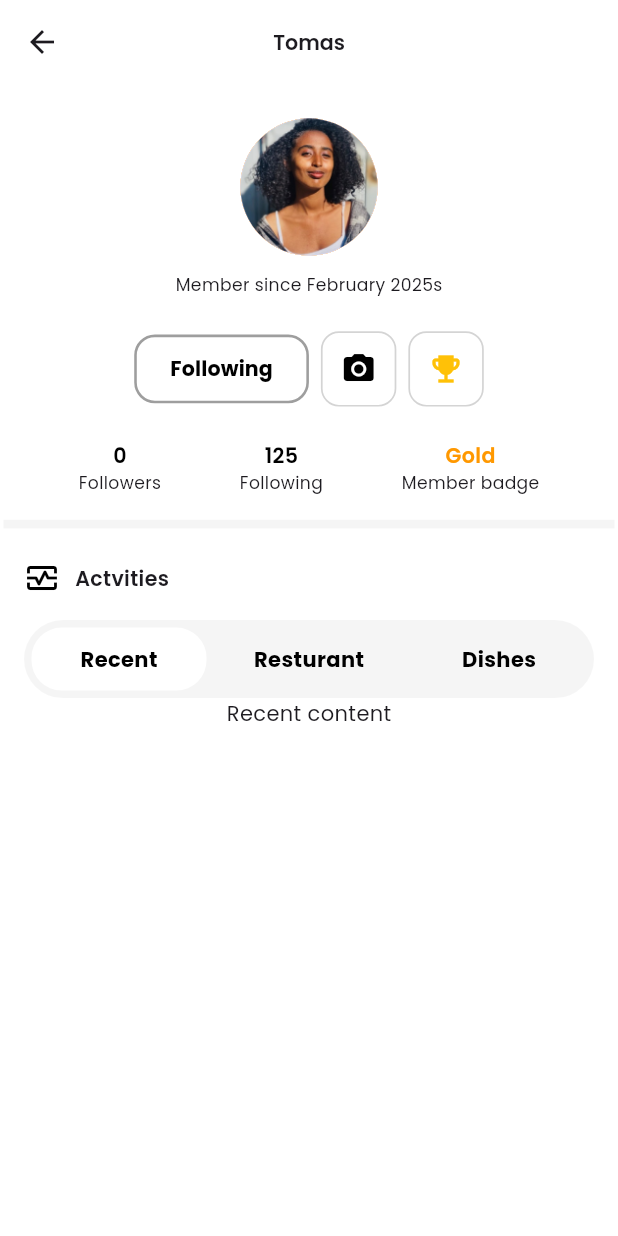
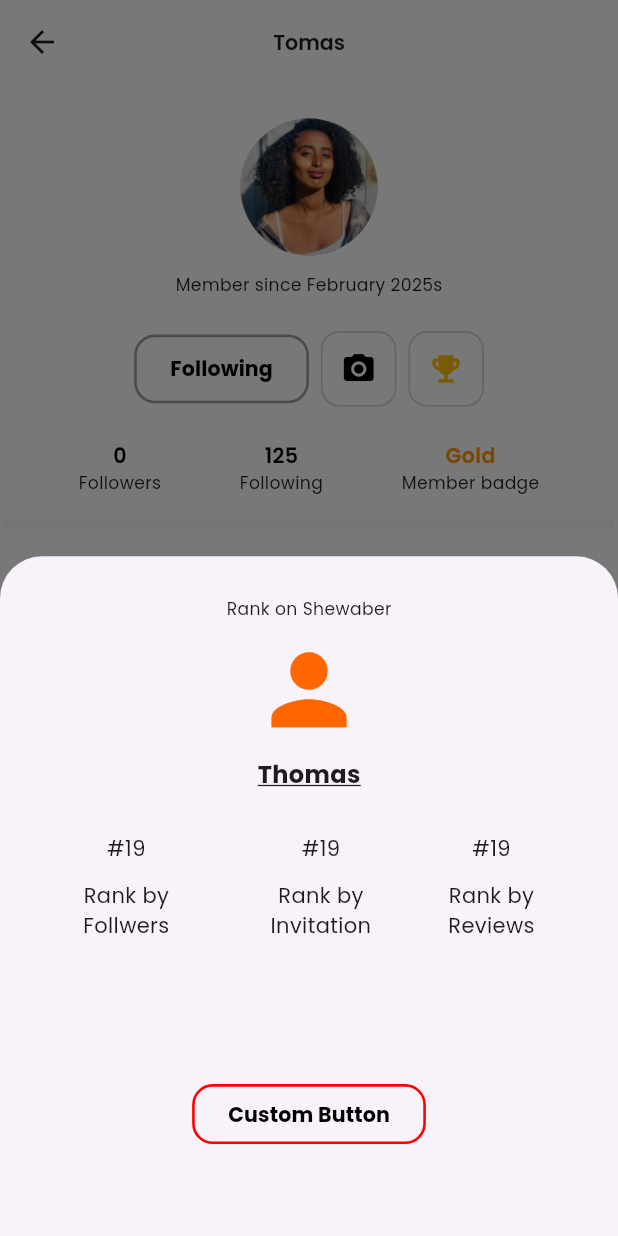
Before and after one commit to besufkad-ayele/flutter_test, a Flutter app: the Profile screen opened directly, after a tap on "Follow", on a phone screen of 412 x 824 dp. Run offline on Flutter 3.47's test engine with Material 3 defaults, Android fonts, the phone set to English and light mode, and no system bars; our stand-ins replace flutter_screenutil, gap, google_fonts.

Commit message:
bottom sheet navigation bar added

```diff
--- /dev/null
+++ b/lib/Feature/profile/bottomsheet_content.dart
@@ -0,0 +1,110 @@
+// ignore_for_file: prefer_const_constructors
+
+import 'package:chapter_one/Feature/onBoarding/WelcomePage.dart';
+import 'package:chapter_one/core/constant/constants.dart';
+import 'package:chapter_one/core/shared/buttons/follow_button.dart';
+import 'package:flutter/material.dart';
+import 'package:flutter_screenutil/flutter_screenutil.dart';
+import 'package:gap/gap.dart';
+
+class BottomsheetContent extends StatelessWidget {
+  const BottomsheetContent({super.key});
+
+  @override
+  Widget build(BuildContext context) {
+    return Container(
+      padding: EdgeInsets.all(24).r,
+      child: Column(
+        children: [
+          Text(
+            'Rank on Shewaber',
+            style: TextStyle(fontSize: 10.sp, fontWeight: FontWeight.w400),
+          ),
+          const SizedBox(height: 8),
+          const Icon(Icons.person, color: AppColors.primaryColor, size: 75),
+          const SizedBox(height: 8),
+          const Text(
+            'Thomas',
+            style: TextStyle(
+                fontSize: 16,
+                decoration: TextDecoration.underline,
+                fontWeight: FontWeight.bold),
+          ),
+          const SizedBox(height: 16),
+          Row(
+            mainAxisAlignment: MainAxisAlignment.spaceEvenly,
+            children: [
+              Expanded(
+                child: Column(
+                  children: [
+                    Container(
+                        padding: EdgeInsets.all(10).r,
+                        child: Text(
+                          '#19',
+                          textAlign: TextAlign.center,
+                        )),
+                    const Text(
+                      'Rank by Follwers',
+                      textAlign: TextAlign.center,
+                      maxLines: 2,
+                      style: TextStyle(overflow: TextOverflow.fade),
+                    ),
+                  ],
+                ),
+              ),
+              VerticalDivider(
+                color: const Color.fromARGB(215, 2, 5, 0),
+              ),
+              Expanded(
+                child: Column(
+                  children: [
+                    Container(
+                        padding: EdgeInsets.all(10).r,
+                        child: Text(
+                          '#19',
+                          textAlign: TextAlign.center,
+                        )),
+                    const Text(
+                      'Rank by Invitation',
+                      textAlign: TextAlign.center,
+                      maxLines: 2,
+                      style: TextStyle(overflow: TextOverflow.fade),
+                    ),
+                  ],
+                ),
+              ),
+              Expanded(
+                child: Column(
+                  children: [
+                    Container(
+                        padding: EdgeInsets.all(10).r,
+                        child: Text(
+                          '#19',
+                          textAlign: TextAlign.center,
+                        )),
+                    const Text(
+                      'Rank by Reviews',
+                      textAlign: TextAlign.center,
+                      maxLines: 2,
+                      style: TextStyle(overflow: TextOverflow.fade),
+                    ),
+                  ],
+                ),
+              ),
+            ],
+          ),
+          Gap(80.h),
+          FollowButton(
+            onPressed: () {
+              // Add your button action here
+            },
+            label: 'Custom Button',
+            color: Colors.transparent,
+            width: 100,
+            height: 40,
+          ),
+        ],
+      ),
+    );
+  }
+}
--- a/lib/Feature/profile/profile.dart
+++ b/lib/Feature/profile/profile.dart
@@ -1,6 +1,7 @@
 // ignore_for_file: prefer_const_constructors
 
 import 'package:chapter_one/Feature/onBoarding/WelcomePage.dart';
+import 'package:chapter_one/Feature/profile/bottomsheet_content.dart';
 import 'package:chapter_one/core/constant/constants.dart';
 import 'package:chapter_one/core/shared/buttons/custom_tabBar.dart';
 import 'package:chapter_one/core/shared/buttons/follow_button.dart';
@@ -90,6 +91,12 @@ class _ProfileState extends State<Profile> {
                     setState(() {
                       isFollowing = !isFollowing;
                     });
+                    showModalBottomSheet(
+                      context: context,
+                      builder: (context) {
+                        return BottomsheetContent();
+                      },
+                    );
                     return ('pressed follow');
                   }),
               Gap(8),
--- a/lib/core/shared/buttons/follow_button.dart
+++ b/lib/core/shared/buttons/follow_button.dart
@@ -8,6 +8,7 @@ class FollowButton extends StatefulWidget {
   final double height;
   final String label;
   final Function onPressed;
+  final Color? borderColor;
 
   const FollowButton({
     super.key,
@@ -16,6 +17,7 @@ class FollowButton extends StatefulWidget {
     required this.height,
     required this.label,
     required this.onPressed,
+    this.borderColor
   });
 
   @override
```
